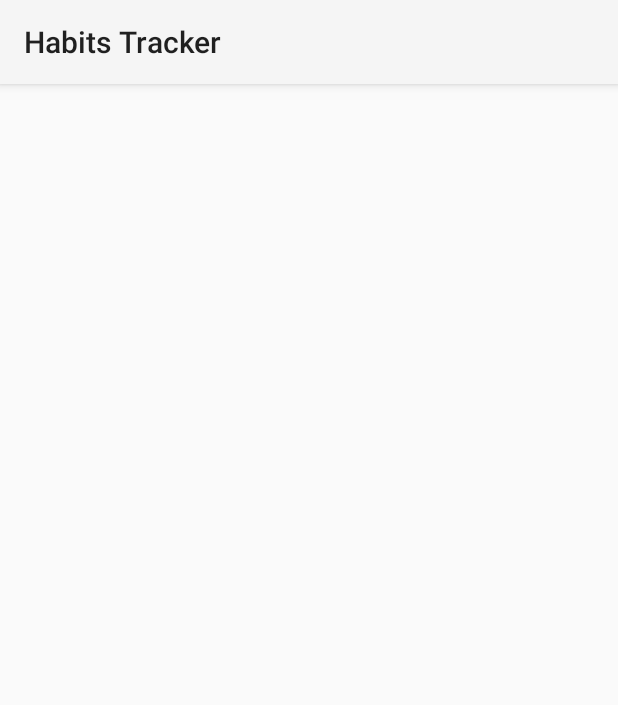
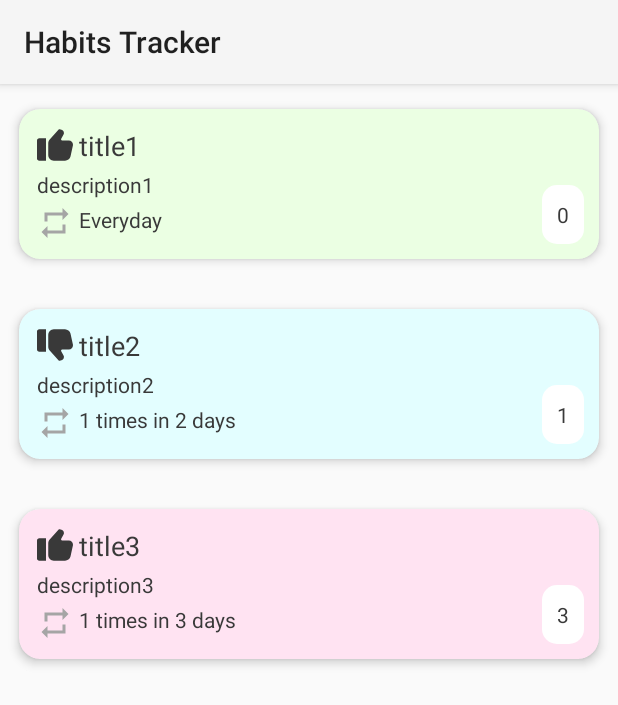
Before and after one commit to SofiSheromova/HabitTracker, an Android app: the screen it shows after launch (MainActivity), on a phone screen of 412 x 824 dp. Shown: the top 705 px of the screen. Run offline under Robolectric (Android 15) with nearby library versions, the phone set to English and light mode, and no system bars.

Commit message:
cards on the main activity, card class and cards adapter

```diff
--- a/app/build.gradle
+++ b/app/build.gradle
@@ -43,6 +43,7 @@ dependencies {
     implementation 'androidx.appcompat:appcompat:1.2.0'
     implementation 'androidx.constraintlayout:constraintlayout:2.0.4'
     implementation 'androidx.cardview:cardview:1.0.0'
+    implementation 'androidx.recyclerview:recyclerview:1.1.0'
     testImplementation 'junit:junit:4.13.2'
     androidTestImplementation 'androidx.test.ext:junit:1.1.2'
     androidTestImplementation 'androidx.test.espresso:espresso-core:3.3.0'
--- a/app/src/main/java/com/example/habittracker/MainActivity.kt
+++ b/app/src/main/java/com/example/habittracker/MainActivity.kt
@@ -2,16 +2,67 @@ package com.example.habittracker
 
 import androidx.appcompat.app.AppCompatActivity
 import android.os.Bundle
+import android.view.View
+import androidx.recyclerview.widget.LinearLayoutManager
+import androidx.recyclerview.widget.RecyclerView
+import com.example.habittracker.cards.Card
+import com.example.habittracker.cards.CardsAdapter
+import com.example.habittracker.cards.Periodicity
+import com.example.habittracker.cards.Type
 import com.example.habittracker.databinding.ActivityMainBinding
 
+val cards = mutableListOf(
+    Card(
+        "title1",
+        "description1",
+        Periodicity(1, 1),
+        Type.GOOD,
+        0,
+        "#ebffe3"
+    ),
+    Card(
+        "title2",
+        "description2",
+        Periodicity(1, 2),
+        Type.BAD,
+        1,
+        "#e3feff"
+    ),
+    Card(
+        "title3",
+        "description3",
+        Periodicity(1, 3),
+        Type.GOOD,
+        3,
+        "#ffe3f2"
+    ),
+)
+//val cards = mutableListOf<Card>()
 
 class MainActivity : AppCompatActivity() {
     private lateinit var binding: ActivityMainBinding
+    private lateinit var adapter: CardsAdapter
 
     override fun onCreate(savedInstanceState: Bundle?) {
         super.onCreate(savedInstanceState)
         binding = ActivityMainBinding.inflate(layoutInflater)
         val view = binding.root
         setContentView(view)
+
+        val cardsRecycler: RecyclerView = binding.cardsView
+        cardsRecycler.layoutManager = LinearLayoutManager(
+            this,
+            LinearLayoutManager.VERTICAL,
+            false
+        )
+
+        adapter = CardsAdapter(getCardClickListener(cardsRecycler), cards)
+        cardsRecycler.adapter = adapter
+    }
+
+    private fun getCardClickListener(cardsRecycler: RecyclerView): View.OnClickListener {
+        return View.OnClickListener { view ->
+            if (view == null) return@OnClickListener
+        }
     }
 }
--- /dev/null
+++ b/app/src/main/java/com/example/habittracker/cards/Card.kt
@@ -0,0 +1,98 @@
+package com.example.habittracker.cards
+
+import org.json.JSONObject
+
+class Card(
+    var title: String,
+    var description: String,
+    var periodicity: Periodicity,
+    var type: Type,
+    var priority: Int,
+    var color: String? = null
+) {
+    constructor() : this(
+        "",
+        "",
+        Periodicity(1, 1),
+        Type.GOOD,
+        0,
+    )
+
+    companion object {
+        private const val TITLE_KEY = "TITLE"
+        private const val DESCRIPTION_KEY = "DESCRIPTION"
+        private const val PRIORITY_KEY = "PRIORITY"
+        private const val TYPE_KEY = "TYPE"
+        private const val COLOR_KEY = "COLOR"
+        private const val REPETITIONS_NUMBER_KEY = "REPETITIONS_NUMBER"
+        private const val DAYS_NUMBER_KEY = "DAYS_NUMBER"
+
+        fun fromJSON(json: JSONObject): Card {
+            return Card(
+                json.getString(TITLE_KEY),
+                json.getString(DESCRIPTION_KEY),
+                Periodicity(
+                    json.getInt(REPETITIONS_NUMBER_KEY),
+                    json.getInt(DAYS_NUMBER_KEY)
+                ),
+                Type.valueOf(json.getInt(TYPE_KEY)),
+                json.getInt(PRIORITY_KEY),
+                json.getString(COLOR_KEY)
+            )
+        }
+    }
+
+    fun toJSON(): JSONObject {
+        val content = mutableMapOf(
+            TITLE_KEY to title,
+            DESCRIPTION_KEY to description,
+            PRIORITY_KEY to priority,
+            REPETITIONS_NUMBER_KEY to periodicity.repetitionsNumber,
+            DAYS_NUMBER_KEY to periodicity.daysNumber,
+            TYPE_KEY to type.value,
+            COLOR_KEY to color
+        )
+
+        return JSONObject(content as Map<*, *>)
+    }
+}
+
+enum class Type(val value: Int) {
+    GOOD(0),
+    BAD(1);
+
+    companion object {
+        fun valueOf(value: Int): Type = values().find { it.value == value } ?: GOOD
+    }
+}
+
+class Periodicity(_repetitionsNumber: Int, _daysNumber: Int) {
+    val repetitionsNumber: Int
+    val daysNumber: Int
+
+    init {
+        val gcd = getGCD(_repetitionsNumber, _daysNumber)
+        repetitionsNumber = _repetitionsNumber / gcd
+        daysNumber = _daysNumber / gcd
+    }
+
+    private fun getGCD(first: Int, second: Int): Int {
+        var n1 = first
+        var n2 = second
+        while (n1 != n2) {
+            if (n1 > n2)
+                n1 -= n2
+            else
+                n2 -= n1
+        }
+        return n1
+    }
+
+    // TODO: адекватно будет работать с ресурсами, но они доступны только внурти Activity
+    override fun toString(): String {
+        if (repetitionsNumber == 1 && daysNumber == 1) {
+            return "Everyday"
+        }
+        return "$repetitionsNumber times in $daysNumber days"
+    }
+}
--- /dev/null
+++ b/app/src/main/java/com/example/habittracker/cards/CardsAdapter.kt
@@ -0,0 +1,74 @@
+package com.example.habittracker.cards
+
+import android.graphics.Color
+import android.view.LayoutInflater
+import android.view.View
+import android.view.ViewGroup
+import android.widget.ImageView
+import android.widget.TextView
+import androidx.cardview.widget.CardView
+import androidx.recyclerview.widget.RecyclerView
+import com.example.habittracker.R
+
+
+class CardsAdapter(
+    private val onItemClickListener: View.OnClickListener,
+    private val cards: MutableList<Card>
+) :
+    RecyclerView.Adapter<CardsAdapter.CardViewHolder?>() {
+
+    override fun onCreateViewHolder(parent: ViewGroup, viewType: Int): CardViewHolder {
+        val view: View = LayoutInflater
+            .from(parent.context)
+            .inflate(R.layout.card_item_view, parent, false)
+        view.setOnClickListener(onItemClickListener)
+        return CardViewHolder(view)
+    }
+
+    override fun onBindViewHolder(holder: CardViewHolder, position: Int) {
+        val card: Card = cards[position]
+        holder.title.text = card.title
+        holder.description.text = card.description
+        holder.priority.text = card.priority.toString()
+        holder.periodicity.text = card.periodicity.toString()
+
+        if (card.type == Type.GOOD) {
+            holder.like.visibility = View.VISIBLE
+            holder.dislike.visibility = View.INVISIBLE
+        } else {
+            holder.like.visibility = View.INVISIBLE
+            holder.dislike.visibility = View.VISIBLE
+        }
+
+        holder.setColor(card.color)
+    }
+
+    override fun getItemCount(): Int {
+        return cards.size
+    }
+
+    fun addCards(vararg items: Card) {
+        cards.addAll(items)
+    }
+
+    fun editCard(position: Int, card: Card) {
+        cards[position] = card
+    }
+
+    class CardViewHolder(itemView: View) : RecyclerView.ViewHolder(itemView) {
+        var title: TextView = itemView.findViewById<View>(R.id.card_title) as TextView
+        var description: TextView = itemView.findViewById<View>(R.id.card_description) as TextView
+        var priority: TextView = itemView.findViewById<View>(R.id.card_priority) as TextView
+        var periodicity: TextView = itemView.findViewById<View>(R.id.card_periodicity) as TextView
+        var like: ImageView = itemView.findViewById<View>(R.id.like_icon) as ImageView
+        var dislike: ImageView = itemView.findViewById<View>(R.id.dislike_icon) as ImageView
+
+        var card: CardView = itemView.findViewById<View>(R.id.card) as CardView
+        val setColor = { color: String? ->
+            try {
+                card.setCardBackgroundColor(Color.parseColor(color))
+            } catch (e: IllegalArgumentException) {
+            }
+        }
+    }
+}
--- a/app/src/main/res/layout/activity_main.xml
+++ b/app/src/main/res/layout/activity_main.xml
@@ -6,13 +6,9 @@
     android:layout_height="match_parent"
     tools:context=".MainActivity">
 
-    <TextView
-        android:layout_width="wrap_content"
-        android:layout_height="wrap_content"
-        android:text="Hello World!"
-        app:layout_constraintBottom_toBottomOf="parent"
-        app:layout_constraintLeft_toLeftOf="parent"
-        app:layout_constraintRight_toRightOf="parent"
-        app:layout_constraintTop_toTopOf="parent" />
+    <androidx.recyclerview.widget.RecyclerView
+        android:id="@+id/cards_view"
+        android:layout_width="match_parent"
+        android:layout_height="match_parent" />
 
 </androidx.constraintlayout.widget.ConstraintLayout>
```
